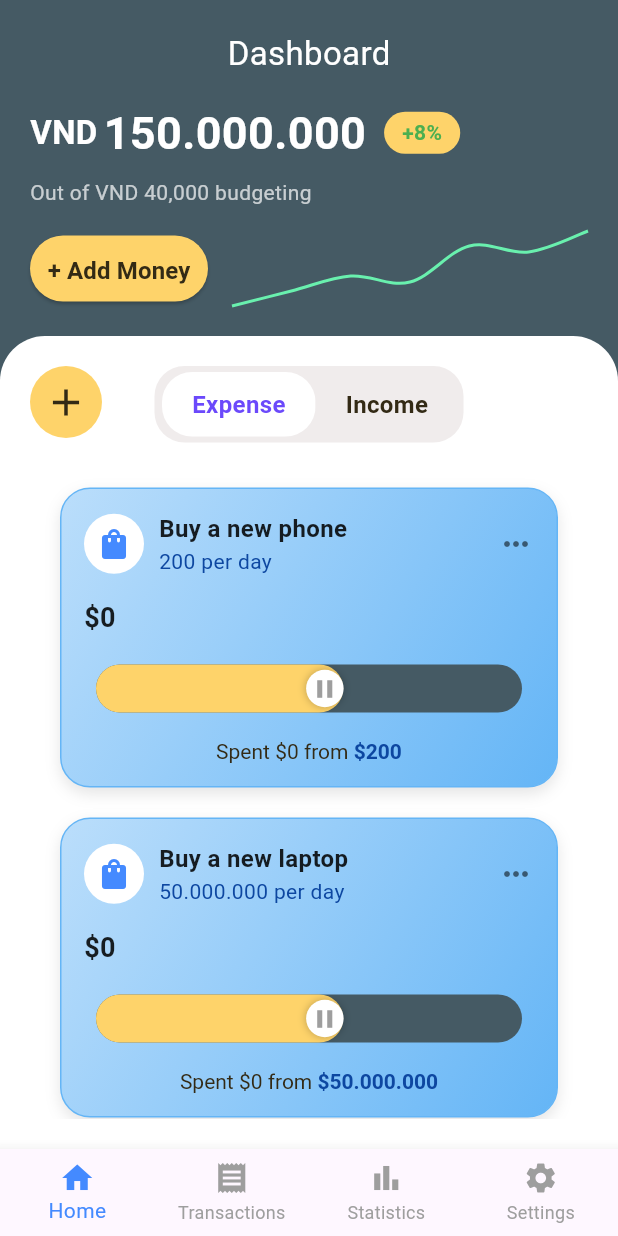
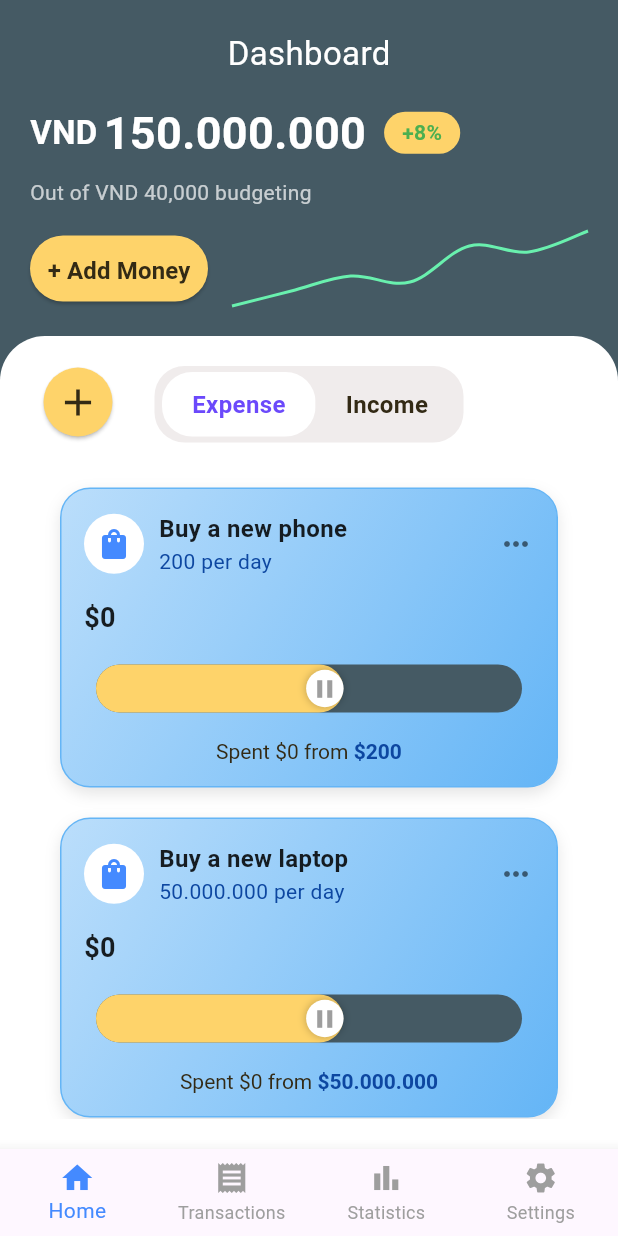
Before and after one commit to phantronghuy/daily-expense-management, a Flutter app: the MainScreen screen opened directly, on a phone screen of 412 x 824 dp. Run offline on Flutter 3.47's test engine with Material 3 defaults, Android fonts, the phone set to English and light mode, and no system bars; drawn by our look-alikes of fl_chart.

Commit message:
[FE][CHANGE] Change create button to evaluated button [DES] fix UI of create button,       change from Container to EvaluatedButton

```diff
--- a/lib/page/dashboard_page/BottomPart.dart
+++ b/lib/page/dashboard_page/BottomPart.dart
@@ -80,24 +80,24 @@ class _BottomPartWidgetState extends State<BottomPartWidget> {
                   ),
                 ],
               ),
-              Container(
-                decoration: const BoxDecoration(
-                  color: Color(MyColors.secondaryColor), // Background color
-                  shape: BoxShape.circle, // Makes it round
-                ),
-                child: IconButton(
-                  onPressed: () {
-                    Navigator.push(
+
+              // Add Button
+              ElevatedButton(
+                onPressed: () {
+                  Navigator.push(
                       context,
                       MaterialPageRoute(
                           builder: (context) => CreateTaskScreen(isExpense: isExpenseEnable)),
                     );
-                  },
-                  icon: const Icon(Icons.add,
-                      size: 30,
-                      color: Color(MyColors.blackColor)), // Task creation icon
+                },
+                style: ElevatedButton.styleFrom(
+                  shape: const CircleBorder(),
+                  padding: const EdgeInsets.all(8),
+                  backgroundColor: const Color(MyColors.secondaryColor),
+                  foregroundColor: const Color(MyColors.blackColor),
                 ),
-              ),
+                child: const Icon(Icons.add, size: 30),
+              )
             ],
           ),
         ),
```
